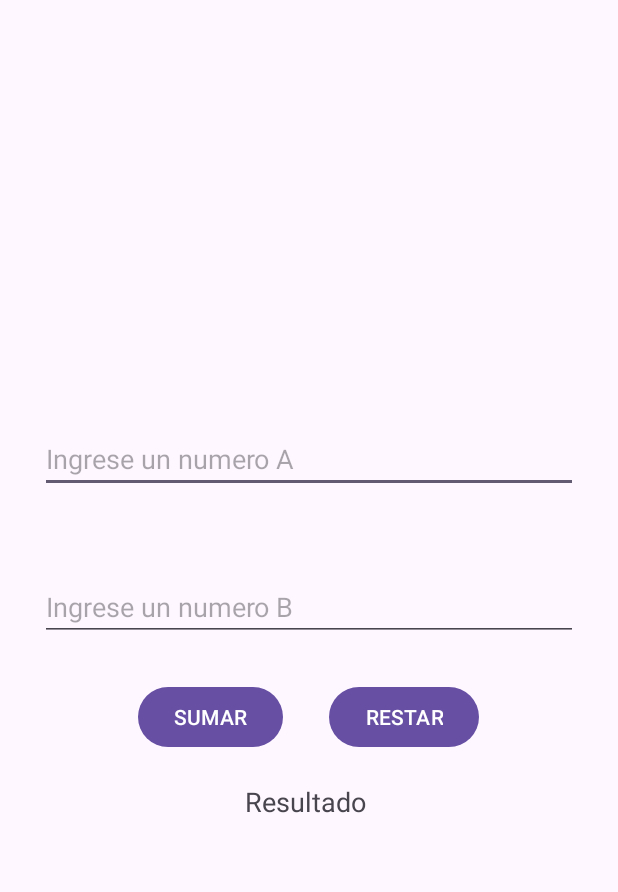
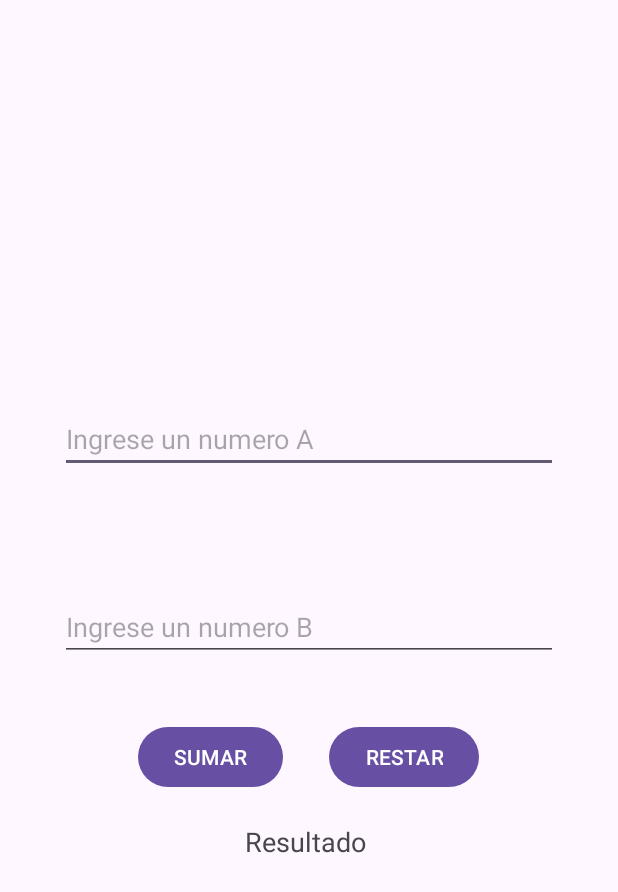
Before and after one commit to Alejandr0Aceved0/Atenea_Mobile, an Android app: the screen it shows after launch (MainActivity), on a phone screen of 412 x 824 dp. Shown: the top 892 px of the screen. Run offline under Robolectric (Android 15) with nearby library versions, the phone set to English and light mode, and no system bars.

Commit message:
feature: using string.xml

```diff
--- a/app/src/main/res/layout/activity_main.xml
+++ b/app/src/main/res/layout/activity_main.xml
@@ -9,20 +9,20 @@
     tools:context=".MainActivity">
 
     <EditText
-        android:id="@+id/etNum1"
+        android:id="@+id/etNumA"
         android:layout_width="match_parent"
         android:layout_height="wrap_content"
-        android:layout_margin="40px"
-        android:hint="Ingrese un numero A"
+        android:layout_margin="40dp"
+        android:hint="@string/number_a_hint"
         android:inputType="numberDecimal" />
 
 
     <EditText
-        android:id="@+id/etNum2"
+        android:id="@+id/etNumB"
         android:layout_width="match_parent"
         android:layout_height="wrap_content"
-        android:layout_margin="40px"
-        android:hint="Ingrese un numero B"
+        android:layout_margin="40dp"
+        android:hint="@string/number_b_hint"
         android:inputType="numberDecimal" />
 
 
@@ -38,14 +38,14 @@
             android:layout_width="wrap_content"
             android:layout_height="wrap_content"
             android:text="@string/btn_sumar"
-            android:layout_marginRight="15dp"/>
+            android:layout_marginEnd="15dp"/>
 
         <Button
             android:id="@+id/btnRestar"
             android:layout_width="wrap_content"
             android:layout_height="wrap_content"
             android:text="@string/btn_restar"
-            android:layout_marginLeft="15dp"/>
+            android:layout_marginStart="15dp"/>
 
     </LinearLayout>
 
```
